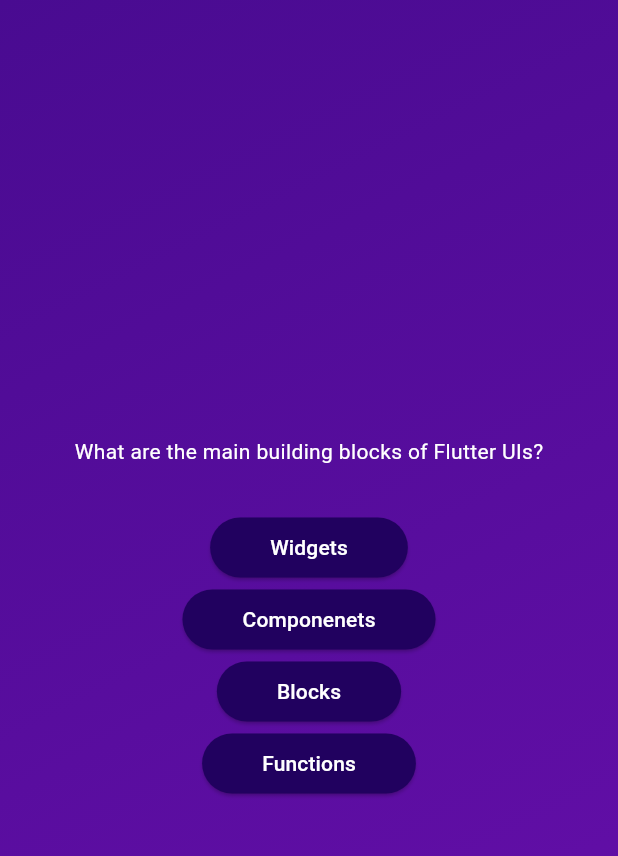
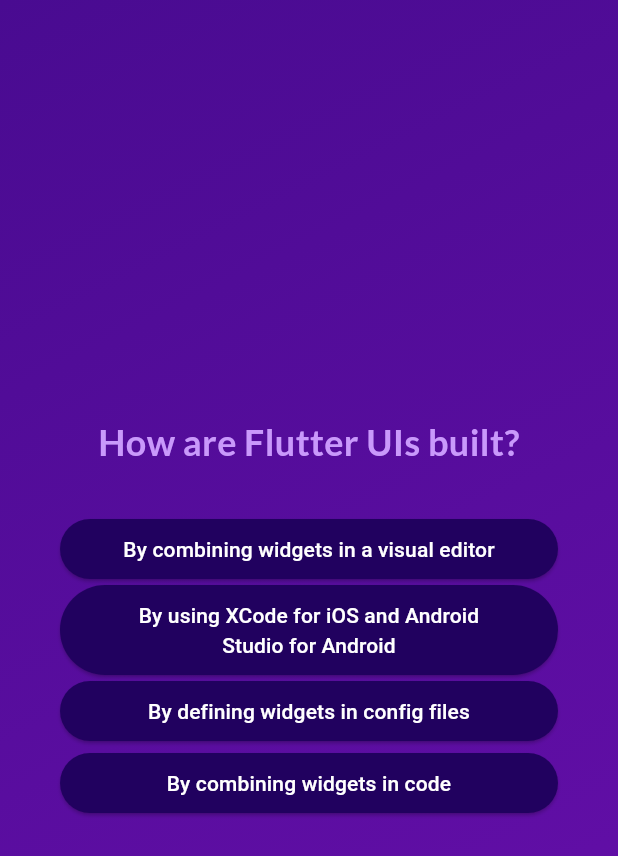
Before and after one commit to MentalJava/quiz-app, a Flutter app: the screen it shows after launch, after a tap on "Start Quiz", after a tap on "Componenets", on a phone screen of 412 x 824 dp. Shown: the top 856 px of the screen. Run offline on Flutter 3.47's test engine with Material 3 defaults, Android fonts, the phone set to English and light mode, and no system bars; our stand-ins replace google_fonts.

Commit message:
Across Widgets

```diff
--- a/lib/answer_button.dart
+++ b/lib/answer_button.dart
@@ -25,7 +25,10 @@ class AnswerButton extends StatelessWidget {
           borderRadius: BorderRadius.circular(40),
         ),
       ),
-      child: Text(answerText),
+      child: Text(
+        answerText,
+        textAlign: TextAlign.center,
+      ),
     );
   }
 }
--- a/lib/models/quiz_question.dart
+++ b/lib/models/quiz_question.dart
@@ -3,4 +3,10 @@ class QuizQuestion {
 
   final String text;
   final List<String> answers;
+
+  List<String> getShuffledAnswers() {
+    final shuffledList = List.of(answers);
+    shuffledList.shuffle();
+    return shuffledList;
+  }
 }
--- a/lib/questions_screen.dart
+++ b/lib/questions_screen.dart
@@ -1,10 +1,13 @@
 import 'package:flutter/material.dart';
+import 'package:google_fonts/google_fonts.dart';
 
 import 'package:quiz_app/answer_button.dart';
 import 'package:quiz_app/data/questions.dart';
 
 class QuestionsScreen extends StatefulWidget {
-  const QuestionsScreen({super.key});
+  const QuestionsScreen({super.key, required this.onSelectAnswer});
+
+  final void Function(String answer) onSelectAnswer;
 
   @override
   State<QuestionsScreen> createState() {
@@ -13,37 +16,49 @@ class QuestionsScreen extends StatefulWidget {
 }
 
 class _QuestionsScreenState extends State<QuestionsScreen> {
+  var currentQuestionIndex = 0;
+
+  void answerQuestion(String selectedAnswer) {
+    widget.onSelectAnswer(selectedAnswer);
+    // currentQuestionIndex = currentQuestionIndex + 1;
+    // currentQuestionIndex += 1;
+    setState(() {
+      currentQuestionIndex++;
+    });
+  }
+
   @override
   Widget build(context) {
-    final currentQuestion = questions[0];
+    final currentQuestion = questions[currentQuestionIndex];
 
     return SizedBox(
       width: double.infinity,
+      child: Container(
+        margin: const EdgeInsets.all(40),
         child: Column(
           mainAxisAlignment: MainAxisAlignment.center,
+          crossAxisAlignment: CrossAxisAlignment.stretch,
           children: [
             Text(
               currentQuestion.text,
-            style: TextStyle(color: Colors.white),
+              style: GoogleFonts.lato(
+                color: const Color.fromARGB(255, 201, 153, 251),
+                fontSize: 24,
+                fontWeight: FontWeight.bold,
+              ),
+              textAlign: TextAlign.center,
             ),
             const SizedBox(height: 30),
-          AnswerButton(
-            answerText: currentQuestion.answers[0],
-            onTap: () {},
+            ...currentQuestion.getShuffledAnswers().map((answer) {
+              return AnswerButton(
+                answerText: answer,
+                onTap: () {
+                  answerQuestion(answer);
+                },
+              );
+            })
+          ],
         ),
-          AnswerButton(
-            answerText: currentQuestion.answers[1],
-            onTap: () {},
-          ),
-          AnswerButton(
-            answerText: currentQuestion.answers[2],
-            onTap: () {},
-          ),
-          AnswerButton(
-            answerText: currentQuestion.answers[3],
-            onTap: () {},
-          ),
-        ],
       ),
     );
   }
--- a/lib/quiz.dart
+++ b/lib/quiz.dart
@@ -1,4 +1,5 @@
 import 'package:flutter/material.dart';
+import 'package:quiz_app/data/questions.dart';
 import 'package:quiz_app/questions_screen.dart';
 import 'package:quiz_app/start_screen.dart';
 
@@ -12,6 +13,7 @@ class Quiz extends StatefulWidget {
 }
 
 class _QuizState extends State<Quiz> {
+  List<String> selectedAnswers = [];
   var activeScreen = 'start-screen';
 
   void switchScreen() {
@@ -20,12 +22,25 @@ class _QuizState extends State<Quiz> {
     });
   }
 
+  void chooseAnswer(String answer) {
+    selectedAnswers.add(answer);
+
+    if (selectedAnswers.length == questions.length) {
+      setState(() {
+        selectedAnswers = [];
+        activeScreen = 'start-screen';
+      });
+    }
+  }
+
   @override
   Widget build(context) {
     Widget screenWidget = StartScreen(switchScreen);
 
     if (activeScreen == "questions-screen") {
-      screenWidget = const QuestionsScreen();
+      screenWidget = QuestionsScreen(
+        onSelectAnswer: chooseAnswer,
+      );
     }
 
     return MaterialApp(
--- a/lib/start_screen.dart
+++ b/lib/start_screen.dart
@@ -1,5 +1,6 @@
 import 'package:flutter/material.dart';
 import 'package:flutter/widgets.dart';
+import 'package:google_fonts/google_fonts.dart';
 
 class StartScreen extends StatelessWidget {
   const StartScreen(this.startQuiz, {super.key});
@@ -18,10 +19,10 @@ class StartScreen extends StatelessWidget {
             color: const Color.fromARGB(150, 255, 255, 255),
           ),
           const SizedBox(height: 80),
-          const Text(
+          Text(
             'Learn Flutter the fun way!',
-            style: TextStyle(
-              color: Color.fromARGB(255, 237, 223, 252),
+            style: GoogleFonts.lato(
+              color: const Color.fromARGB(255, 237, 223, 252),
               fontSize: 24,
             ),
           ),
--- a/pubspec.yaml
+++ b/pubspec.yaml
@@ -34,6 +34,7 @@ dependencies:
   # The following adds the Cupertino Icons font to your application.
   # Use with the CupertinoIcons class for iOS style icons.
   cupertino_icons: ^1.0.6
+  google_fonts: ^6.2.1
 
 dev_dependencies:
   flutter_test:
```
Also changed, not shown: pubspec.lock, 1 other file. Lines whose indentation alone changed are shown as unchanged.
